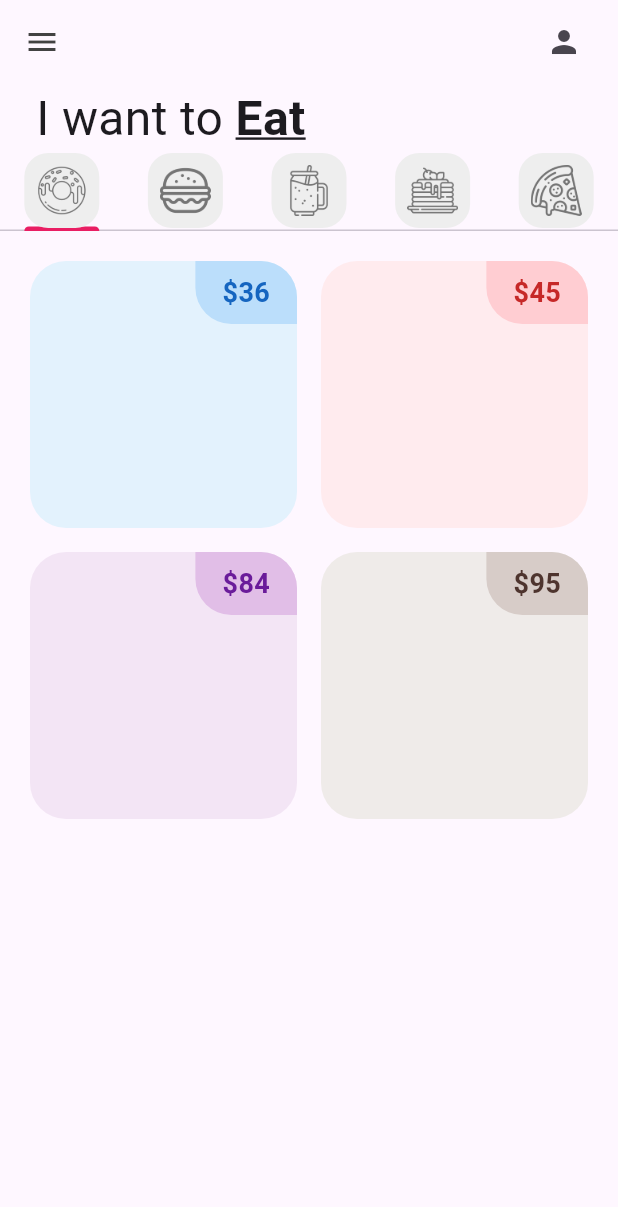
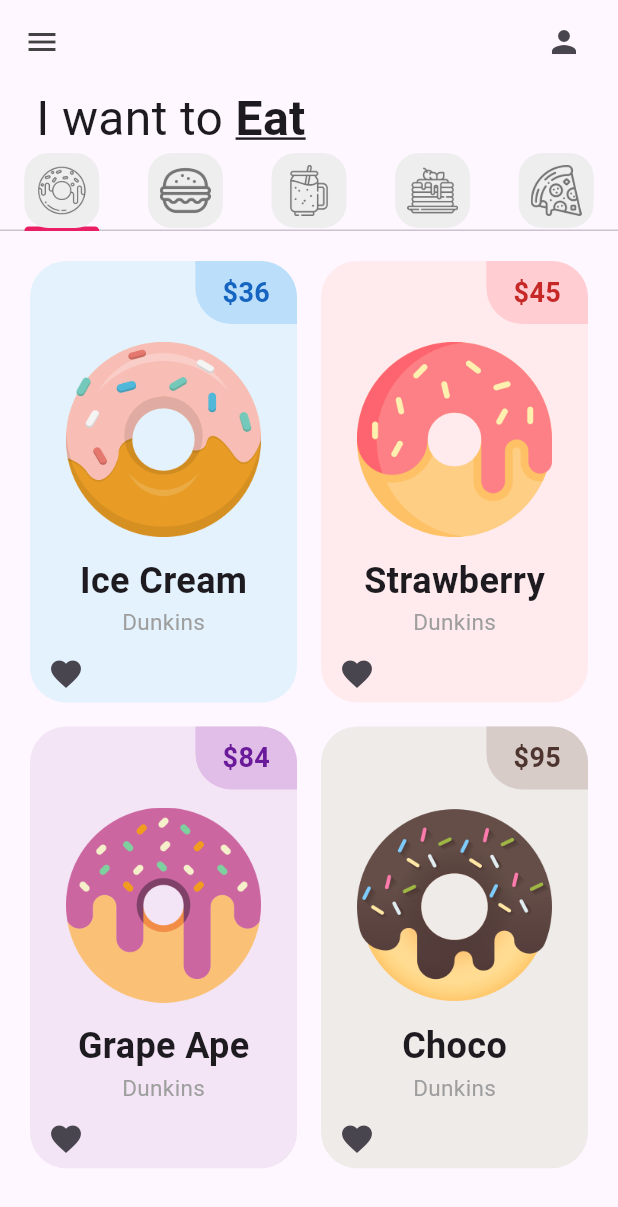
Before and after one commit to AcronMaster/donut_app_4sa, a Flutter app: the screen it shows after launch, on a phone screen of 412 x 824 dp. Shown: the top 1207 px of the screen. Run offline on Flutter 3.47's test engine with Material 3 defaults, Android fonts, the phone set to English and light mode, and no system bars.

Commit message:
Finished donu_tile(text and one icon)

```diff
--- a/lib/tabs/donut_tab.dart
+++ b/lib/tabs/donut_tab.dart
@@ -17,9 +17,10 @@ class DonutTab extends StatelessWidget {
     return GridView.builder(
       //Prepa 1
       gridDelegate: SliverGridDelegateWithFixedCrossAxisCount(
-        //numero de columnas
-        crossAxisCount: 2,
-      ),
+          //numero de columnas
+          crossAxisCount: 2,
+          //proporcion entre ancho y largo
+          childAspectRatio: 1 / 1.6),
       //Cuantos elementos
       itemCount: 4,
       padding: const EdgeInsets.all(12),
--- a/lib/utils/donu_tile.dart
+++ b/lib/utils/donu_tile.dart
@@ -46,6 +46,34 @@ class DonutTile extends StatelessWidget {
                 ),
               ],
             ),
+            //Donut price
+            Padding(
+              padding: const EdgeInsets.symmetric(horizontal: 24, vertical: 12),
+              child: Image.asset(imageName),
+            ),
+
+            //Donut flavor
+            Text(
+              donutFlavor,
+              style: TextStyle(
+                fontSize: 24,
+                fontWeight: FontWeight.bold,
+              ),
+            ),
+            Text(
+              "Dunkins",
+              style: TextStyle(fontSize: 15, color: Colors.grey),
+            ),
+
+            //Icons
+            Row(
+              children: [
+                IconButton(
+                  onPressed: () {},
+                  icon: const Icon(Icons.favorite),
+                ),
+              ],
+            ),
           ],
         ),
       ),
```
